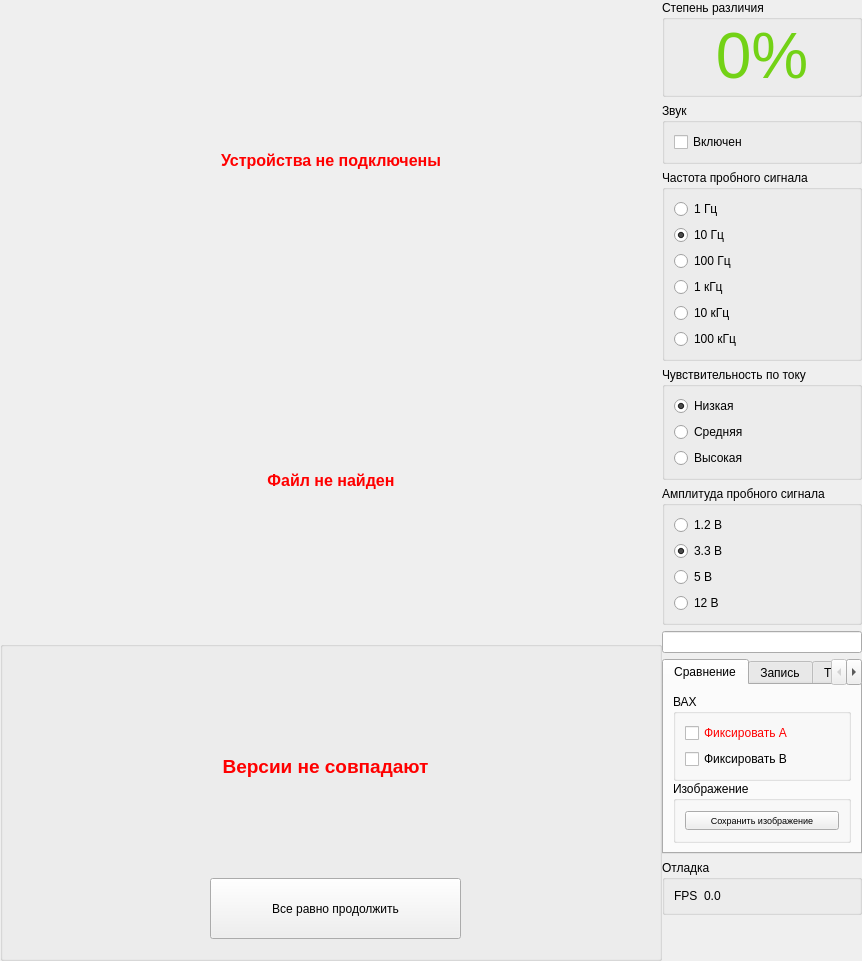
First picture: the form in gui/mainwindow.ui, repository EPC-MSU/EPLab, before the edit.
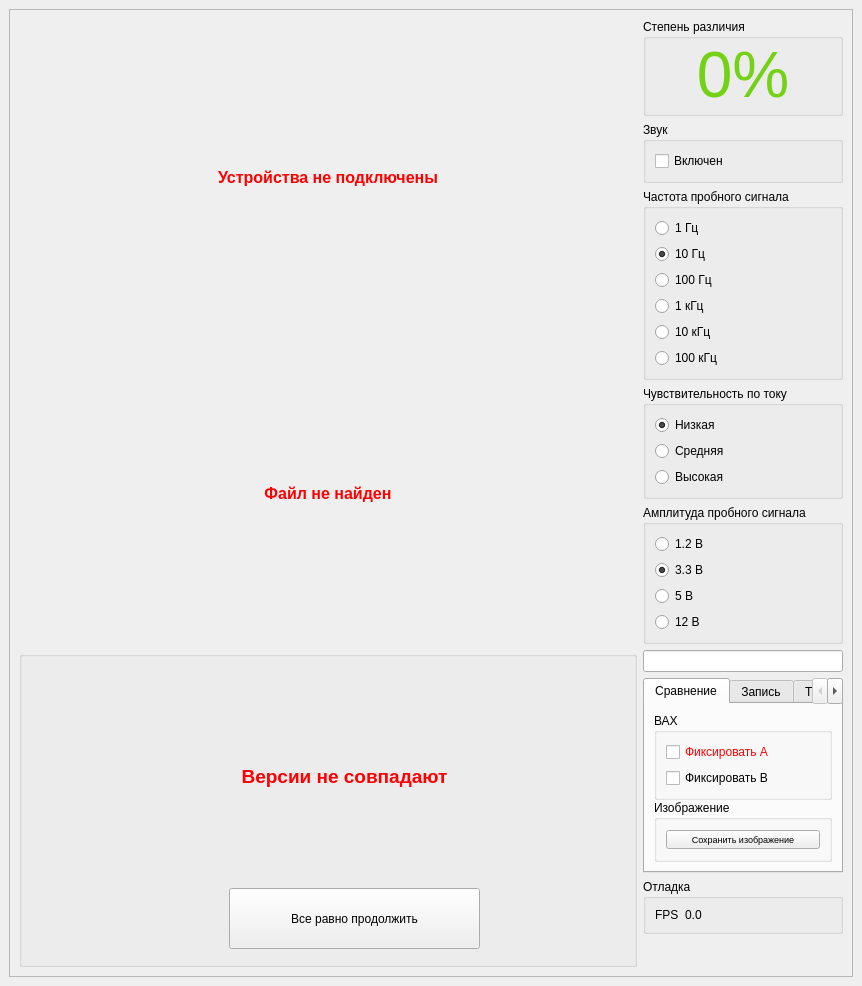
Second picture: the form after the edit.

Commit message: Scroll area

Diff of the .ui file:
```diff
--- a/gui/mainwindow.ui
+++ b/gui/mainwindow.ui
@@ -7,29 +7,29 @@
     <x>0</x>
     <y>0</y>
     <width>862</width>
-    <height>961</height>
+    <height>986</height>
    </rect>
   </property>
   <property name="windowTitle">
    <string>Eyepoint S1</string>
   </property>
   <widget class="QWidget" name="centralwidget">
-   <layout class="QHBoxLayout" name="central_widget_layout" stretch="1,0">
-    <property name="spacing">
-     <number>0</number>
-    </property>
-    <property name="leftMargin">
-     <number>0</number>
-    </property>
-    <property name="topMargin">
-     <number>0</number>
-    </property>
-    <property name="rightMargin">
-     <number>0</number>
-    </property>
-    <property name="bottomMargin">
-     <number>0</number>
-    </property>
+   <layout class="QVBoxLayout" name="verticalLayout_5">
+    <item>
+     <widget class="QScrollArea" name="scrollArea">
+      <property name="widgetResizable">
+       <bool>true</bool>
+      </property>
+      <widget class="QWidget" name="scrollAreaWidgetContents">
+       <property name="geometry">
+        <rect>
+         <x>0</x>
+         <y>0</y>
+         <width>832</width>
+         <height>1004</height>
+        </rect>
+       </property>
+       <layout class="QHBoxLayout" name="horizontalLayout_6">
     <item>
      <widget class="QFrame" name="main_frame">
       <layout class="QVBoxLayout" name="main_layout">
@@ -71,15 +71,6 @@
               </color>
              </brush>
             </colorrole>
-            <colorrole role="PlaceholderText">
-             <brush brushstyle="NoBrush">
-              <color alpha="128">
-               <red>255</red>
-               <green>0</green>
-               <blue>0</blue>
-              </color>
-             </brush>
-            </colorrole>
            </active>
            <inactive>
             <colorrole role="WindowText">
@@ -100,15 +91,6 @@
               </color>
              </brush>
             </colorrole>
-            <colorrole role="PlaceholderText">
-             <brush brushstyle="NoBrush">
-              <color alpha="128">
-               <red>255</red>
-               <green>0</green>
-               <blue>0</blue>
-              </color>
-             </brush>
-            </colorrole>
            </inactive>
            <disabled>
             <colorrole role="WindowText">
@@ -129,15 +111,6 @@
               </color>
              </brush>
             </colorrole>
-            <colorrole role="PlaceholderText">
-             <brush brushstyle="NoBrush">
-              <color alpha="128">
-               <red>255</red>
-               <green>0</green>
-               <blue>0</blue>
-              </color>
-             </brush>
-            </colorrole>
            </disabled>
           </palette>
          </property>
@@ -179,15 +152,6 @@
               </color>
              </brush>
             </colorrole>
-            <colorrole role="PlaceholderText">
-             <brush brushstyle="NoBrush">
-              <color alpha="128">
-               <red>255</red>
-               <green>0</green>
-               <blue>0</blue>
-              </color>
-             </brush>
-            </colorrole>
            </active>
            <inactive>
             <colorrole role="WindowText">
@@ -208,15 +172,6 @@
               </color>
              </brush>
             </colorrole>
-            <colorrole role="PlaceholderText">
-             <brush brushstyle="NoBrush">
-              <color alpha="128">
-               <red>255</red>
-               <green>0</green>
-               <blue>0</blue>
-              </color>
-             </brush>
-            </colorrole>
            </inactive>
            <disabled>
             <colorrole role="WindowText">
@@ -237,15 +192,6 @@
               </color>
              </brush>
             </colorrole>
-            <colorrole role="PlaceholderText">
-             <brush brushstyle="NoBrush">
-              <color alpha="128">
-               <red>255</red>
-               <green>0</green>
-               <blue>0</blue>
-              </color>
-             </brush>
-            </colorrole>
            </disabled>
           </palette>
          </property>
@@ -1000,6 +946,10 @@
         </spacer>
        </item>
       </layout>
+         </widget>
+        </item>
+       </layout>
+      </widget>
      </widget>
     </item>
    </layout>
```
Lines whose indentation alone changed are shown as unchanged.
